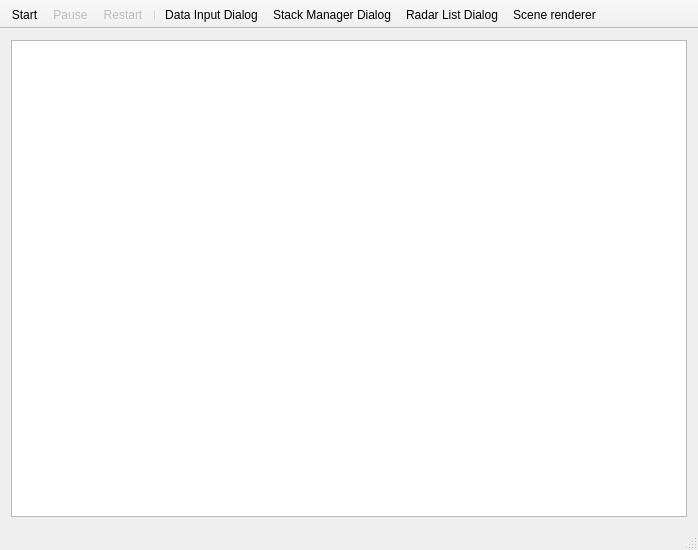
Gresthorn/DACUSN, file DACUSN/mainwindow.ui: the form before one commit.
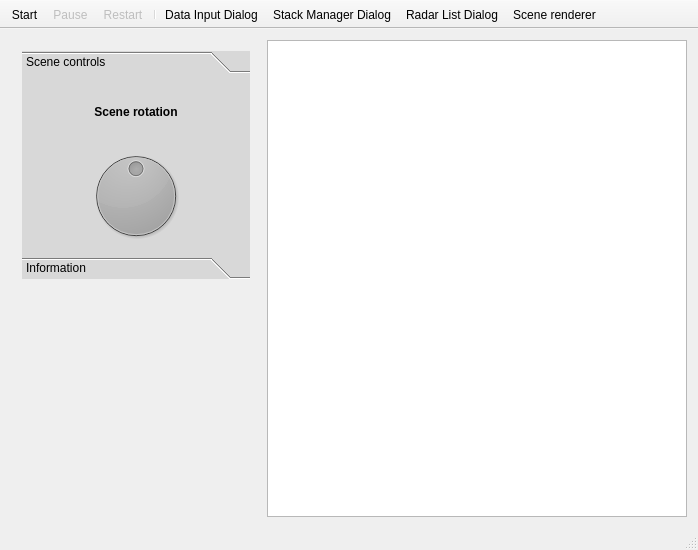
The form after the commit. Icons and pictures are not drawn.

Commit message: Clearing old animation group items/objects is now working. Added option for rendering engine select. OpenGL engine seems to be much better in all possible ways. For now both engines can be accessed. Rotation of scene added into new control panel.

Patch:
```diff
--- a/DACUSN/mainwindow.ui
+++ b/DACUSN/mainwindow.ui
@@ -13,9 +13,12 @@
   <property name="windowTitle">
    <string>MainWindow</string>
   </property>
+  <property name="styleSheet">
+   <string notr="true"/>
+  </property>
   <widget class="QWidget" name="centralWidget">
    <layout class="QGridLayout" name="gridLayout">
-    <item row="0" column="0">
+    <item row="0" column="1">
      <layout class="QGridLayout" name="wrapperLayout">
       <item row="0" column="0">
        <layout class="QGridLayout" name="radarViewLayout">
@@ -29,6 +32,116 @@
       </item>
      </layout>
     </item>
+    <item row="0" column="0">
+     <widget class="QWidget" name="sceneControlsWidget" native="true">
+      <property name="minimumSize">
+       <size>
+        <width>250</width>
+        <height>0</height>
+       </size>
+      </property>
+      <property name="maximumSize">
+       <size>
+        <width>250</width>
+        <height>16777215</height>
+       </size>
+      </property>
+      <layout class="QGridLayout" name="gridLayout_4">
+       <item row="1" column="0">
+        <spacer name="verticalSpacer">
+         <property name="orientation">
+          <enum>Qt::Vertical</enum>
+         </property>
+         <property name="sizeHint" stdset="0">
+          <size>
+           <width>20</width>
+           <height>40</height>
+          </size>
+         </property>
+        </spacer>
+       </item>
+       <item row="0" column="0">
+        <widget class="QToolBox" name="sceneControlsToolBox">
+         <property name="styleSheet">
+          <string notr="true">background-color: rgb(216, 216, 216)</string>
+         </property>
+         <property name="currentIndex">
+          <number>0</number>
+         </property>
+         <property name="tabSpacing">
+          <number>0</number>
+         </property>
+         <widget class="QWidget" name="sceneControls">
+          <property name="geometry">
+           <rect>
+            <x>0</x>
+            <y>0</y>
+            <width>232</width>
+            <height>172</height>
+           </rect>
+          </property>
+          <property name="styleSheet">
+           <string notr="true"/>
+          </property>
+          <attribute name="label">
+           <string>Scene controls</string>
+          </attribute>
+          <layout class="QGridLayout" name="gridLayout_3">
+           <item row="1" column="0">
+            <widget class="QDial" name="rotationControlDial">
+             <property name="cursor">
+              <cursorShape>CrossCursor</cursorShape>
+             </property>
+             <property name="styleSheet">
+              <string notr="true">background-color: qconicalgradient(cx:0.5, cy:0.5, angle:0, stop:0 rgba(0, 0, 0, 118), stop:1 rgba(255, 255, 255, 255))</string>
+             </property>
+             <property name="minimum">
+              <number>-180</number>
+             </property>
+             <property name="maximum">
+              <number>180</number>
+             </property>
+             <property name="pageStep">
+              <number>1</number>
+             </property>
+             <property name="orientation">
+              <enum>Qt::Vertical</enum>
+             </property>
+            </widget>
+           </item>
+           <item row="0" column="0">
+            <widget class="QLabel" name="sceneRotationLabel">
+             <property name="styleSheet">
+              <string notr="true">font-weight: bold;</string>
+             </property>
+             <property name="text">
+              <string>Scene rotation</string>
+             </property>
+             <property name="alignment">
+              <set>Qt::AlignCenter</set>
+             </property>
+            </widget>
+           </item>
+          </layout>
+         </widget>
+         <widget class="QWidget" name="basicIndicators">
+          <property name="geometry">
+           <rect>
+            <x>0</x>
+            <y>0</y>
+            <width>232</width>
+            <height>172</height>
+           </rect>
+          </property>
+          <attribute name="label">
+           <string>Information</string>
+          </attribute>
+         </widget>
+        </widget>
+       </item>
+      </layout>
+     </widget>
+    </item>
    </layout>
   </widget>
   <widget class="QMenuBar" name="menuBar">
```
Left out of the diff: 3 changed lines with no effect on the pictures. The commit also changes 18 other files.
